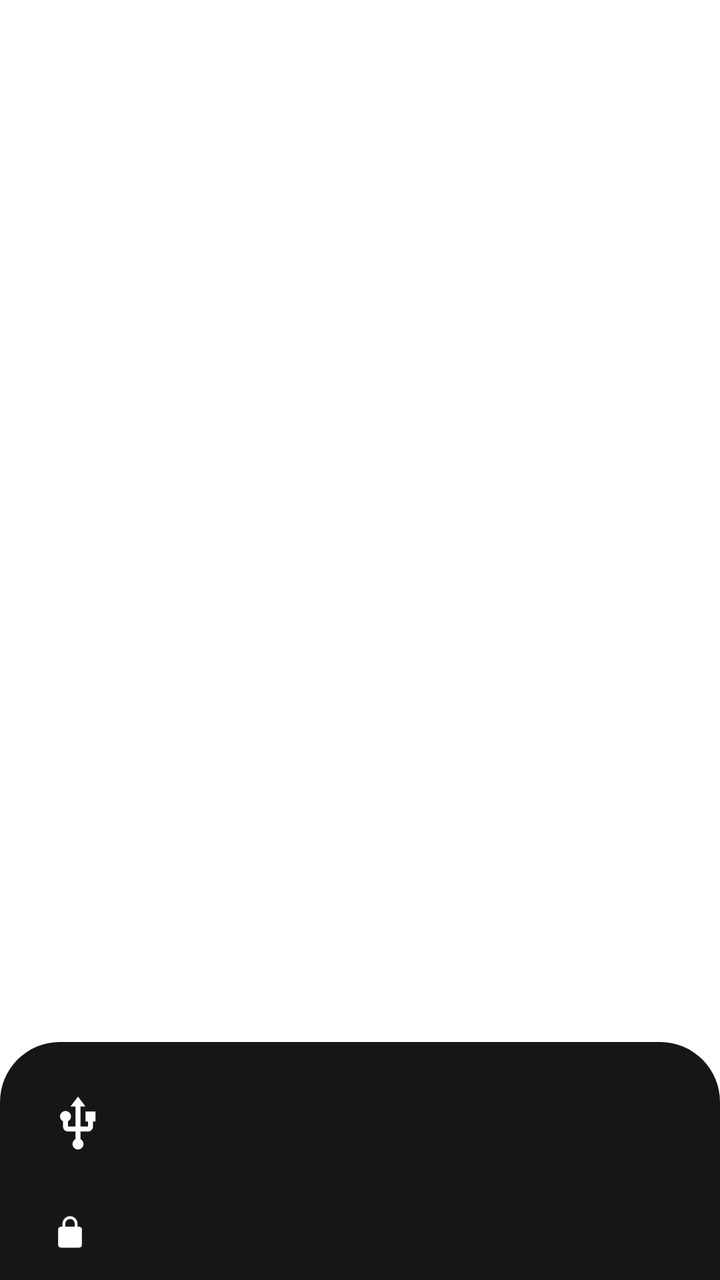
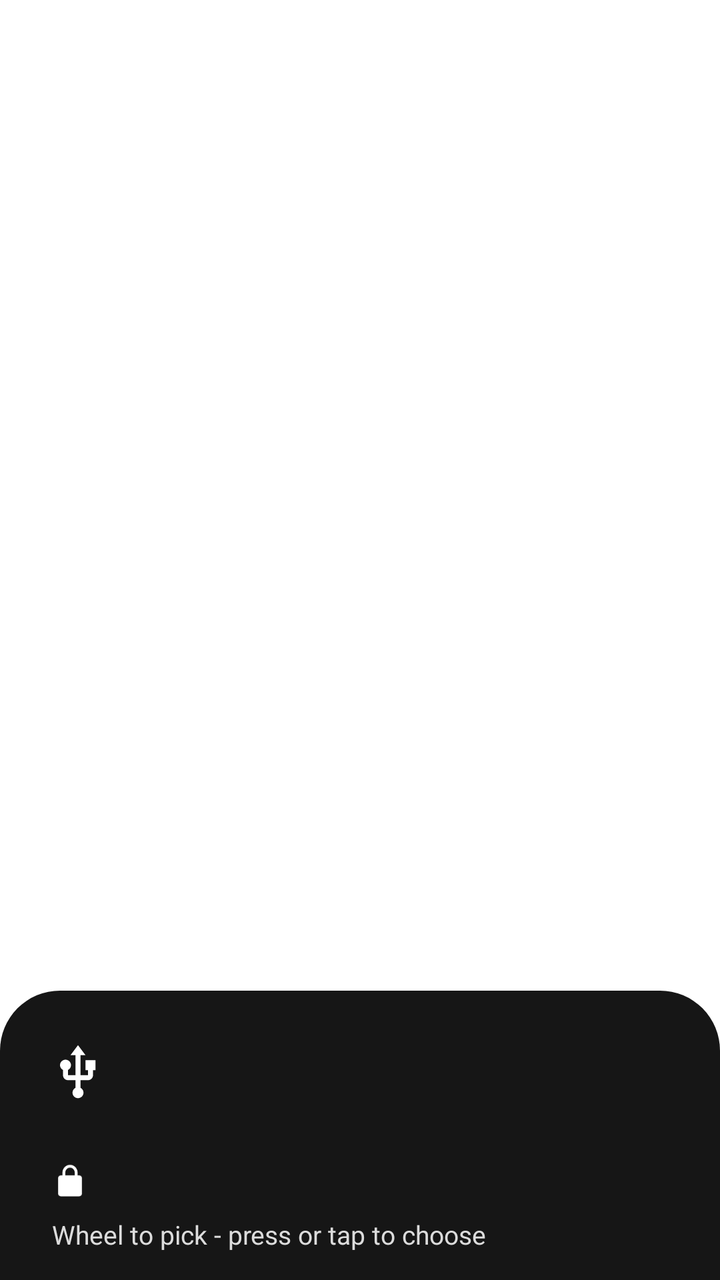

Compare the two renders of this Android layout. The source of the first and the diff that turns it into the second are given below.
<!-- AndroidManifest.xml: another module's application theme Theme.SubSettingsBase.Expressive -->
<!-- res/layout/sheet.xml -->
<?xml version="1.0" encoding="utf-8"?>
<FrameLayout xmlns:android="http://schemas.android.com/apk/res/android"
    android:id="@+id/outside" android:layout_width="match_parent"
    android:focusable="false"
    android:layout_height="match_parent">
    <LinearLayout android:layout_width="match_parent" android:layout_height="wrap_content"
        android:layout_gravity="bottom" android:orientation="vertical"
        android:background="@drawable/sheet_bg" android:clickable="true"
        android:focusable="false"
        android:paddingStart="18dp" android:paddingEnd="18dp" android:paddingTop="18dp"
        android:paddingBottom="14dp">
        <LinearLayout android:layout_width="match_parent" android:layout_height="wrap_content"
            android:gravity="center_vertical" android:paddingStart="6dp"
            android:paddingBottom="12dp">
            <ImageView android:layout_width="30dp" android:layout_height="30dp"
                android:src="@drawable/ic_usb" android:tint="?android:attr/colorAccent"
                android:importantForAccessibility="no" />
            <LinearLayout android:layout_width="0dp" android:layout_height="wrap_content"
                android:layout_weight="1" android:orientation="vertical"
                android:layout_marginStart="14dp">
                <TextView android:id="@+id/head" android:layout_width="wrap_content"
                    android:layout_height="wrap_content" android:textSize="19sp"
                    android:textStyle="bold" android:textColor="@color/text"
                    android:maxLines="1" android:ellipsize="end" />
                <TextView android:id="@+id/sum" android:layout_width="wrap_content"
                    android:layout_height="wrap_content" android:textSize="15sp"
                    android:textColor="@color/text_sum" android:maxLines="1"
                    android:fontFeatureSettings="tnum" />
            </LinearLayout>
        </LinearLayout>
        <TextView android:id="@+id/copy_result" android:layout_width="match_parent"
            android:layout_height="wrap_content" android:layout_marginBottom="10dp"
            android:textSize="14sp" android:textColor="@color/text_sum"
            android:visibility="gone" />
        
        <ScrollView android:layout_width="match_parent" android:layout_height="0dp"
            android:layout_weight="1" android:scrollbars="none">
            <LinearLayout android:id="@+id/rows" android:layout_width="match_parent"
                android:layout_height="wrap_content" android:orientation="vertical" />
        </ScrollView>
        <LinearLayout android:id="@+id/hint" android:layout_width="match_parent"
            android:layout_height="wrap_content" android:gravity="center_vertical"
            android:paddingStart="8dp" android:paddingTop="10dp">
            <ImageView android:layout_width="18dp" android:layout_height="18dp"
                android:src="@drawable/ic_lock" android:tint="?android:attr/colorAccent"
                android:importantForAccessibility="no" />
            <TextView android:id="@+id/hint_text" android:layout_width="wrap_content"
                android:layout_height="wrap_content" android:layout_marginStart="10dp"
                android:textSize="14sp" android:textColor="@color/text_sum" />
        </LinearLayout>
    </LinearLayout>
</FrameLayout>
<!-- resources referenced by this layout -->
<resources>
  <color name="text">#FFFFFF</color>
  <color name="text_sum">#DCDCDC</color>
  <!-- drawable ic_lock (drawable) -->
  <?xml version="1.0" encoding="utf-8"?>
  <vector xmlns:android="http://schemas.android.com/apk/res/android" android:width="24dp"
      android:height="24dp" android:viewportWidth="24" android:viewportHeight="24">
      <path android:fillColor="#FFFFFFFF" android:pathData="M18,8h-1V6c0,-2.76 -2.24,-5 -5,-5S7,3.24 7,6v2H6c-1.1,0 -2,0.9 -2,2v10c0,1.1 0.9,2 2,2h12c1.1,0 2,-0.9 2,-2V10c0,-1.1 -0.9,-2 -2,-2zM15.1,8H8.9V6c0,-1.71 1.39,-3.1 3.1,-3.1 1.71,0 3.1,1.39 3.1,3.1v2z" />
  </vector>
  <!-- drawable ic_usb (drawable) -->
  <?xml version="1.0" encoding="utf-8"?>
  <vector xmlns:android="http://schemas.android.com/apk/res/android" android:width="24dp"
      android:height="24dp" android:viewportWidth="24" android:viewportHeight="24">
      <path android:fillColor="#FFFFFFFF" android:pathData="M15,7v4h1v2h-3V5h2l-3,-4 -3,4h2v8H8v-2.07c0.7,-0.37 1.2,-1.08 1.2,-1.93 0,-1.21 -0.99,-2.2 -2.2,-2.2 -1.21,0 -2.2,0.99 -2.2,2.2 0,0.85 0.5,1.56 1.2,1.93V13c0,1.11 0.89,2 2,2h3v3.05c-0.71,0.37 -1.2,1.1 -1.2,1.95 0,1.22 0.99,2.2 2.2,2.2 1.21,0 2.2,-0.98 2.2,-2.2 0,-0.85 -0.49,-1.58 -1.2,-1.95V15h3c1.11,0 2,-0.89 2,-2v-2h1V7h-4z" />
  </vector>
  <!-- drawable sheet_bg (drawable) -->
  <?xml version="1.0" encoding="utf-8"?>
  <shape xmlns:android="http://schemas.android.com/apk/res/android">
      <solid android:color="@color/sheet" />
      <corners android:topLeftRadius="30dp" android:topRightRadius="30dp" />
  </shape>
  <color name="sheet">#161616</color>
</resources>

<!-- the commit's change to res/layout/sheet.xml (unified diff, before → after) -->
@@ -25,7 +25,7 @@
                 <TextView android:id="@+id/sum" android:layout_width="wrap_content"
                     android:layout_height="wrap_content" android:textSize="15sp"
                     android:textColor="@color/text_sum" android:maxLines="1"
-                    android:fontFeatureSettings="tnum" />
+                    android:ellipsize="end" android:fontFeatureSettings="tnum" />
             </LinearLayout>
         </LinearLayout>
         <TextView android:id="@+id/copy_result" android:layout_width="match_parent"
@@ -48,5 +48,10 @@
                 android:layout_height="wrap_content" android:layout_marginStart="10dp"
                 android:textSize="14sp" android:textColor="@color/text_sum" />
         </LinearLayout>
+        
+        <TextView android:id="@+id/guide" android:layout_width="match_parent"
+            android:layout_height="wrap_content" android:paddingStart="8dp"
+            android:paddingTop="8dp" android:textSize="13sp"
+            android:textColor="@color/text_sum" android:text="@string/sheet_guide" />
     </LinearLayout>
 </FrameLayout>
<!-- resource entries referenced after the edit -->
@@ -20,6 +20,7 @@
       <solid android:color="@color/sheet" />
       <corners android:topLeftRadius="30dp" android:topRightRadius="30dp" />
   </shape>
+  <string name="sheet_guide">Wheel to pick - press or tap to choose</string>
   <color name="sheet">#161616</color>
 </resources>
 
